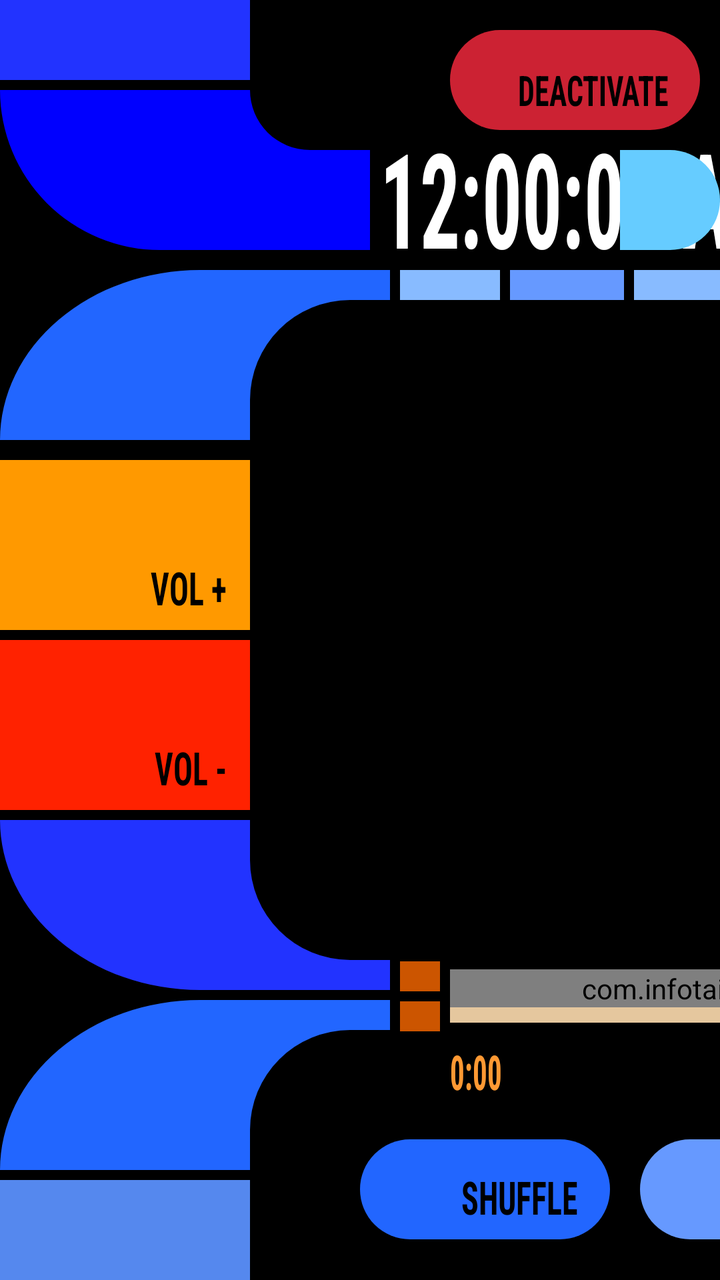
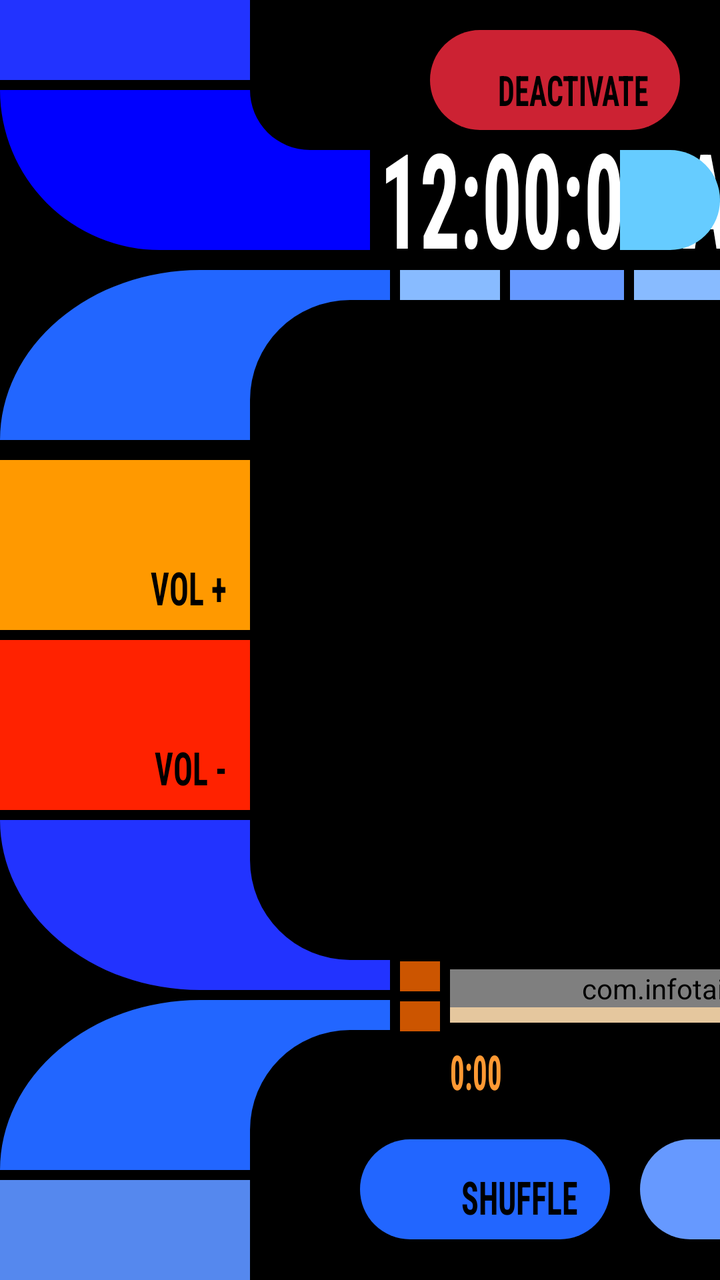

Before-and-after screenshots of an Android layout around one commit, followed by the original layout XML and the change that was made.
<!-- AndroidManifest.xml: application theme Theme.LCARSMusic -->
<!-- res/layout/layout_right_panel.xml -->
<?xml version="1.0" encoding="utf-8"?>
<LinearLayout xmlns:android="http://schemas.android.com/apk/res/android"
    android:layout_width="match_parent"
    android:layout_height="match_parent"
    android:orientation="vertical"
    android:background="#000000">

    <include
        layout="@layout/layout_title_bar"
        android:layout_width="match_parent"
        android:layout_height="wrap_content" />

    <include
        layout="@layout/layout_main_view_container"
        android:layout_width="match_parent"
        android:layout_height="0dp"
        android:layout_weight="1" />

    <include
        layout="@layout/layout_media_controls"
        android:layout_width="match_parent"
        android:layout_height="wrap_content" />

</LinearLayout>
<!-- res/layout/layout_title_bar.xml (included above) -->
<?xml version="1.0" encoding="utf-8"?>
<androidx.constraintlayout.widget.ConstraintLayout xmlns:android="http://schemas.android.com/apk/res/android"
    xmlns:app="http://schemas.android.com/apk/res-auto"
    android:layout_width="match_parent"
    android:layout_height="match_parent"
    android:background="#000000">

    <View
        android:id="@+id/y_bar"
        android:layout_width="125dp"
        android:layout_height="40dp"
        android:layout_marginBottom="5dp"
        android:background="@color/lcars_nemesis_midnight"
        app:layout_constraintStart_toStartOf="parent"
        app:layout_constraintTop_toTopOf="parent"
        app:layout_constraintBottom_toTopOf="@+id/l_shape"
        app:layout_constraintVertical_chainStyle="packed" />

    <ImageView
        android:id="@+id/l_shape"
        android:layout_width="165dp"
        android:layout_height="80dp"
        android:src="@drawable/ic_l_shape"
        app:layout_constraintStart_toStartOf="parent"
        app:layout_constraintTop_toBottomOf="@+id/y_bar"
        app:layout_constraintBottom_toBottomOf="parent" />

    <View
        android:id="@+id/x_bar_initial"
        android:layout_width="20dp"
        android:layout_height="50dp"
        android:background="#0000FF"
        app:layout_constraintBottom_toBottomOf="@+id/l_shape"
        app:layout_constraintHorizontal_weight="1"
        app:layout_constraintStart_toEndOf="@+id/l_shape" />

    <TextClock
        android:id="@+id/tc_time"
        android:layout_width="wrap_content"
        android:layout_height="62sp"
        android:fontFamily="sans-serif-condensed"
        android:format12Hour="hh:mm:ss aa"
        android:gravity="fill_vertical"
        android:includeFontPadding="false"
        android:textAllCaps="true"
        android:textColor="#FFFFFF"
        android:textScaleX="0.6"
        android:textSize="66sp"
        android:textStyle="bold"
        app:layout_constraintBottom_toBottomOf="@+id/x_bar"
        app:layout_constraintStart_toEndOf="@+id/x_bar_initial"
        android:layout_marginStart="5dp"/>

    <View
        android:id="@+id/x_bar"
        android:layout_width="0dp"
        android:layout_height="50dp"
        android:layout_marginStart="5dp"
        android:background="@color/lcars_nemesis_midnight"
        app:layout_constraintWidth_min="50dp"
        app:layout_constraintHorizontal_weight="1"
        app:layout_constraintStart_toEndOf="@+id/tc_time"
        app:layout_constraintEnd_toStartOf="@+id/tv_view_title"
        app:layout_constraintBottom_toBottomOf="@+id/l_shape" />

    <TextView
        android:id="@+id/tv_view_title"
        android:layout_width="wrap_content"
        android:layout_height="62dp"
        android:layout_marginStart="5dp"
        android:paddingTop="-50dp"
        android:text="VIEW TITLE"
        android:textColor="#FFFFFF"
        android:textSize="66sp"
        android:textStyle="bold"
        android:fontFamily="sans-serif-condensed"
        android:textAllCaps="true"
        android:singleLine="true"
        android:ellipsize="end"
        android:textScaleX="0.6"
        android:includeFontPadding="false"
        android:gravity="fill_vertical"
        app:layout_constrainedWidth="true"
        app:layout_constraintStart_toEndOf="@+id/x_bar"
        app:layout_constraintEnd_toStartOf="@+id/tombstone"
        app:layout_constraintBottom_toBottomOf="@+id/x_bar" />

    <View
        android:id="@+id/tombstone"
        android:layout_width="50dp"
        android:layout_height="50dp"
        android:layout_marginStart="5dp"
        android:backgroundTint="#66CCFF"
        android:background="@drawable/bttn_tombstone_right"
        app:layout_constraintStart_toEndOf="@+id/tv_view_title"
        app:layout_constraintEnd_toEndOf="parent"
        app:layout_constraintBottom_toBottomOf="@+id/l_shape" />

    <androidx.appcompat.widget.AppCompatButton
        android:id="@+id/btn_power"
        android:layout_width="125dp"
        android:layout_height="50dp"
        android:layout_marginEnd="10dp"
        android:layout_marginBottom="10dp"
        android:background="@drawable/bg_lcars_pill_button"
        android:backgroundTint="#CC2233"
        android:stateListAnimator="@null"
        android:text="DEACTIVATE"
        android:textColor="#000000"
        android:textSize="21sp"
        android:textScaleX="0.7"
        android:textStyle="bold"
        android:fontFamily="sans-serif-condensed"
        android:gravity="bottom|end"
        android:paddingEnd="16dp"
        android:paddingBottom="6dp"
        app:layout_constraintEnd_toEndOf="parent"
        app:layout_constraintBottom_toTopOf="@+id/tombstone" />

</androidx.constraintlayout.widget.ConstraintLayout>
<!-- res/layout/layout_main_view_container.xml (included above) -->
<?xml version="1.0" encoding="utf-8"?>
<androidx.constraintlayout.widget.ConstraintLayout xmlns:android="http://schemas.android.com/apk/res/android"
    xmlns:app="http://schemas.android.com/apk/res-auto"
    android:layout_width="match_parent"
    android:layout_height="match_parent"
    android:background="#000000">

    <androidx.constraintlayout.widget.Guideline
        android:id="@+id/gl_left_col"
        android:layout_width="wrap_content"
        android:layout_height="wrap_content"
        android:orientation="vertical"
        app:layout_constraintGuide_begin="125dp" />

    <ImageView
        android:id="@+id/l_shape_upper"
        android:layout_width="195dp"
        android:layout_height="85dp"
        android:layout_marginTop="10dp"
        android:src="@drawable/ic_lcars_l_shape_upper_left"
        app:layout_constraintStart_toStartOf="parent"
        app:layout_constraintTop_toTopOf="parent" />

    <LinearLayout
        android:id="@+id/top_borders"
        android:layout_width="0dp"
        android:layout_height="15dp"
        android:layout_marginStart="5dp"
        android:orientation="horizontal"
        app:layout_constraintStart_toEndOf="@+id/l_shape_upper"
        app:layout_constraintEnd_toEndOf="parent"
        app:layout_constraintTop_toTopOf="@+id/l_shape_upper">

        <View
            android:layout_width="50dp"
            android:layout_height="match_parent"
            android:background="#88BBFF"
            android:layout_marginEnd="5dp" />

        <View
            android:layout_width="0dp"
            android:layout_weight="1"
            android:layout_height="match_parent"
            android:background="@color/lcars_nemesis_cool"
            android:layout_marginEnd="5dp" />

        <View
            android:layout_width="0dp"
            android:layout_weight="0.75"
            android:layout_height="match_parent"
            android:background="@color/lcars_nemesis_ghost" />
    </LinearLayout>

    <LinearLayout
        android:id="@+id/left_column_controls"
        android:layout_width="125dp"
        android:layout_height="0dp"
        android:layout_marginTop="5dp"
        android:orientation="vertical"
        app:layout_constraintStart_toStartOf="parent"
        app:layout_constraintTop_toBottomOf="@+id/l_shape_upper"
        app:layout_constraintBottom_toBottomOf="parent">

        <View
            android:layout_width="match_parent"
            android:layout_height="0dp"
            android:layout_weight="1"
            android:layout_marginBottom="5dp"
            android:background="#5588EE" />

        <androidx.appcompat.widget.AppCompatButton
            android:id="@+id/btn_vol_up"
            android:layout_width="match_parent"
            android:layout_height="85dp"
            android:layout_marginBottom="5dp"
            android:background="@color/lcars_classic_golden_orange"
            android:stateListAnimator="@null"
            android:text="VOL +"
            android:textColor="#000000"
            android:textSize="23sp"
            android:textScaleX="0.7"
            android:textStyle="bold"
            android:fontFamily="sans-serif-condensed"
            android:gravity="bottom|end"
            android:paddingEnd="12dp"
            android:paddingBottom="6dp" />

        <androidx.appcompat.widget.AppCompatButton
            android:id="@+id/btn_vol_down"
            android:layout_width="match_parent"
            android:layout_height="85dp"
            android:layout_marginBottom="5dp"
            android:background="@color/lcars_classic_mars"
            android:stateListAnimator="@null"
            android:text="VOL -"
            android:textColor="#000000"
            android:textSize="23sp"
            android:textScaleX="0.7"
            android:textStyle="bold"
            android:fontFamily="sans-serif-condensed"
            android:gravity="bottom|end"
            android:paddingEnd="12dp"
            android:paddingBottom="6dp" />
    </LinearLayout>

    <FrameLayout
        android:id="@+id/main_view_container"
        android:layout_width="0dp"
        android:layout_height="0dp"
        android:layout_marginStart="5dp"
        android:layout_marginTop="5dp"
        app:layout_constraintStart_toEndOf="@+id/gl_left_col"
        app:layout_constraintEnd_toEndOf="parent"
        app:layout_constraintTop_toBottomOf="@+id/top_borders"
        app:layout_constraintBottom_toBottomOf="parent" />

</androidx.constraintlayout.widget.ConstraintLayout>
<!-- res/layout/layout_media_controls.xml (included above) -->
<?xml version="1.0" encoding="utf-8"?>
<androidx.constraintlayout.widget.ConstraintLayout xmlns:android="http://schemas.android.com/apk/res/android"
    xmlns:app="http://schemas.android.com/apk/res-auto"
    android:layout_width="match_parent"
    android:layout_height="wrap_content"
    android:background="#000000">

    <androidx.constraintlayout.widget.Guideline
        android:id="@+id/gl_horizontal_center"
        android:layout_width="wrap_content"
        android:layout_height="wrap_content"
        android:orientation="horizontal"
        app:layout_constraintGuide_begin="88dp" />

    <LinearLayout
        android:id="@+id/l_shapes"
        android:layout_width="wrap_content"
        android:layout_height="wrap_content"
        android:orientation="vertical"
        app:layout_constraintStart_toStartOf="parent"
        app:layout_constraintTop_toTopOf="parent">

        <ImageView
            android:layout_width="195dp"
            android:layout_height="85dp"
            android:src="@drawable/ic_lcars_l_shape_lower_left"
            android:layout_marginBottom="5dp" />
        <ImageView
            android:layout_width="195dp"
            android:layout_height="85dp"
            android:src="@drawable/ic_lcars_l_shape_upper_left" />
    </LinearLayout>

    <LinearLayout
        android:id="@+id/left_spacers"
        android:layout_width="wrap_content"
        android:layout_height="wrap_content"
        android:orientation="vertical"
        android:layout_marginStart="5dp"
        app:layout_constraintStart_toEndOf="@+id/l_shapes"
        app:layout_constraintTop_toTopOf="@+id/gl_horizontal_center"
        app:layout_constraintBottom_toBottomOf="@+id/gl_horizontal_center">

        <View android:layout_width="20dp" android:layout_height="15dp" android:background="#CC5500" android:layout_marginBottom="5dp" />
        <View android:layout_width="20dp" android:layout_height="15dp" android:background="#CC5500" />
    </LinearLayout>

    <LinearLayout
        android:id="@+id/seekbar_container"
        android:layout_width="450dp"
        android:layout_height="wrap_content"
        android:orientation="vertical"
        android:layout_marginStart="5dp"
        app:layout_constraintStart_toEndOf="@+id/left_spacers"
        app:layout_constraintTop_toTopOf="@+id/gl_horizontal_center"
        app:layout_constraintBottom_toBottomOf="@+id/gl_horizontal_center">

        <com.infotainment.lcarsmusic.LCARSMediaSeekBar
            android:id="@+id/playback_seekbar"
            android:layout_width="match_parent"
            android:layout_height="wrap_content"
            app:lcarsFillColor="@color/lcars_nemesis_evening"
            app:lcarsTrackColor="@color/lcars_nemesis_ghost"
            android:progressDrawable="@null" />

        <View
            android:layout_width="match_parent"
            android:layout_height="7.5dp"
            android:background="#E5C79E" />
    </LinearLayout>

    <LinearLayout
        android:id="@+id/timer_container"
        android:layout_width="0dp"
        android:layout_height="wrap_content"
        android:orientation="horizontal"
        android:layout_marginTop="8dp"
        app:layout_constraintStart_toStartOf="@+id/seekbar_container"
        app:layout_constraintEnd_toEndOf="@+id/seekbar_container"
        app:layout_constraintTop_toBottomOf="@+id/seekbar_container">

        <TextView
            android:id="@+id/tv_playback_time"
            android:layout_width="0dp"
            android:layout_height="wrap_content"
            android:layout_weight="1"
            android:text="0:00"
            android:gravity="start"
            android:textColor="#FF9933"
            android:textSize="24sp"
            android:textStyle="bold"
            android:fontFamily="sans-serif-condensed"
            android:textScaleX="0.6" />

        <TextView
            android:id="@+id/tv_track_duration"
            android:layout_width="0dp"
            android:layout_height="wrap_content"
            android:layout_weight="1"
            android:text="4:30"
            android:gravity="center"
            android:textColor="#FF9933"
            android:textSize="24sp"
            android:textStyle="bold"
            android:fontFamily="sans-serif-condensed"
            android:textScaleX="0.6" />

        <TextView
            android:id="@+id/tv_remaining_time"
            android:layout_width="0dp"
            android:layout_height="wrap_content"
            android:layout_weight="1"
            android:text="- 4:30"
            android:gravity="end"
            android:textColor="#FF9933"
            android:textSize="24sp"
            android:textStyle="bold"
            android:fontFamily="sans-serif-condensed"
            android:textScaleX="0.6" />
    </LinearLayout>

    <LinearLayout
        android:id="@+id/right_inner_spacers"
        android:layout_width="wrap_content"
        android:layout_height="wrap_content"
        android:orientation="vertical"
        android:layout_marginStart="5dp"
        app:layout_constraintStart_toEndOf="@+id/seekbar_container"
        app:layout_constraintTop_toTopOf="@+id/gl_horizontal_center"
        app:layout_constraintBottom_toBottomOf="@+id/gl_horizontal_center">

        <View android:layout_width="20dp" android:layout_height="15dp" android:background="#CC5500" android:layout_marginBottom="5dp" />
        <View android:layout_width="20dp" android:layout_height="15dp" android:background="#CC5500" />
    </LinearLayout>

    <LinearLayout
        android:id="@+id/right_outer_spacers"
        android:layout_width="0dp"
        android:layout_height="wrap_content"
        android:orientation="vertical"
        android:layout_marginStart="5dp"
        app:layout_constraintStart_toEndOf="@+id/right_inner_spacers"
        app:layout_constraintEnd_toEndOf="parent"
        app:layout_constraintTop_toTopOf="@+id/gl_horizontal_center"
        app:layout_constraintBottom_toBottomOf="@+id/gl_horizontal_center">

        <View
            android:layout_width="match_parent"
            android:layout_height="15dp"
            android:background="@color/lcars_classic_blue"
            android:layout_marginBottom="5dp" />

        <View
            android:layout_width="match_parent"
            android:layout_height="15dp"
            android:background="@color/lcars_classic_bluey" />
    </LinearLayout>

    <View
        android:id="@+id/left_decorative_block"
        android:layout_width="125dp"
        android:layout_height="50dp"
        android:background="@color/lcars_lower_decks_padd_alpha_blue"
        android:layout_marginTop="5dp"
        app:layout_constraintStart_toStartOf="parent"
        app:layout_constraintTop_toBottomOf="@+id/l_shapes" />

    <LinearLayout
        android:id="@+id/playback_button_row"
        android:layout_width="0dp"
        android:layout_height="wrap_content"
        android:layout_marginStart="55dp"
        android:layout_marginTop="50dp"
        android:layout_marginBottom="16dp"
        android:orientation="horizontal"
        app:layout_constraintBottom_toBottomOf="parent"
        app:layout_constraintEnd_toEndOf="parent"
        app:layout_constraintStart_toEndOf="@+id/left_decorative_block"
        app:layout_constraintTop_toBottomOf="@+id/right_outer_spacers">

        <androidx.appcompat.widget.AppCompatButton
            android:id="@+id/btn_shuffle"
            android:layout_width="125dp"
            android:layout_height="50dp"
            android:layout_marginEnd="15dp"
            android:background="@drawable/bg_lcars_pill_button"
            android:backgroundTint="@color/lcars_nemesis_evening"
            android:fontFamily="sans-serif-condensed"
            android:gravity="bottom|end"
            android:paddingEnd="16dp"
            android:paddingBottom="6dp"
            android:stateListAnimator="@null"
            android:text="SHUFFLE"
            android:textColor="#000000"
            android:textScaleX="0.7"
            android:textSize="23sp"
            android:textStyle="bold" />

        <androidx.appcompat.widget.AppCompatButton
            android:id="@+id/btn_previous"
            android:layout_width="125dp"
            android:layout_height="50dp"
            android:layout_marginEnd="15dp"
            android:background="@drawable/bg_lcars_pill_button"
            android:backgroundTint="@color/lcars_nemesis_cool"
            android:fontFamily="sans-serif-condensed"
            android:gravity="bottom|end"
            android:paddingEnd="16dp"
            android:paddingBottom="6dp"
            android:stateListAnimator="@null"
            android:text="PREV"
            android:textColor="#000000"
            android:textScaleX="0.7"
            android:textSize="23sp"
            android:textStyle="bold" />

        <androidx.appcompat.widget.AppCompatButton
            android:id="@+id/btn_play_pause"
            android:layout_width="125dp"
            android:layout_height="50dp"
            android:layout_marginEnd="15dp"
            android:background="@drawable/bg_lcars_pill_button"
            android:backgroundTint="@color/lcars_lower_decks_padd_beta_blue"
            android:fontFamily="sans-serif-condensed"
            android:gravity="bottom|end"
            android:paddingEnd="16dp"
            android:paddingBottom="6dp"
            android:stateListAnimator="@null"
            android:text="PLAY"
            android:textColor="#000000"
            android:textScaleX="0.7"
            android:textSize="23sp"
            android:textStyle="bold" />

        <androidx.appcompat.widget.AppCompatButton
            android:id="@+id/btn_next"
            android:layout_width="125dp"
            android:layout_height="50dp"
            android:layout_marginEnd="15dp"
            android:background="@drawable/bg_lcars_pill_button"
            android:backgroundTint="@color/lcars_nemesis_cool"
            android:fontFamily="sans-serif-condensed"
            android:gravity="bottom|end"
            android:paddingEnd="16dp"
            android:paddingBottom="6dp"
            android:stateListAnimator="@null"
            android:text="NEXT"
            android:textColor="#000000"
            android:textScaleX="0.7"
            android:textSize="23sp"
            android:textStyle="bold" />

        <androidx.appcompat.widget.AppCompatButton
            android:id="@+id/btn_loop"
            android:layout_width="125dp"
            android:layout_height="50dp"
            android:background="@drawable/bg_lcars_pill_button"
            android:backgroundTint="@color/lcars_nemesis_evening"
            android:fontFamily="sans-serif-condensed"
            android:gravity="bottom|end"
            android:paddingEnd="16dp"
            android:paddingBottom="6dp"
            android:stateListAnimator="@null"
            android:text="LOOP"
            android:textColor="#000000"
            android:textScaleX="0.67"
            android:textSize="23sp"
            android:textStyle="bold" />
    </LinearLayout>

</androidx.constraintlayout.widget.ConstraintLayout>
<!-- resources referenced by this layout -->
<resources>
  <color name="lcars_classic_blue">#5566ff</color>
  <color name="lcars_classic_bluey">#8899ff</color>
  <color name="lcars_classic_golden_orange">#ff9900</color>
  <color name="lcars_classic_mars">#ff2200</color>
  <color name="lcars_lower_decks_padd_alpha_blue">#5588ee</color>
  <color name="lcars_lower_decks_padd_beta_blue">#7799dd</color>
  <color name="lcars_nemesis_cool">#6699ff</color>
  <color name="lcars_nemesis_evening">#2266ff</color>
  <color name="lcars_nemesis_ghost">#88bbff</color>
  <color name="lcars_nemesis_midnight">#2233ff</color>
  <!-- drawable bg_lcars_pill_button (drawable) -->
  <?xml version="1.0" encoding="utf-8"?>
  <shape xmlns:android="http://schemas.android.com/apk/res/android"
      android:shape="rectangle">
      <corners android:radius="50dp" />
  </shape>
  <!-- drawable bttn_tombstone_right (drawable) -->
  <?xml version="1.0" encoding="utf-8"?>
  <shape xmlns:android="http://schemas.android.com/apk/res/android"
      android:shape="rectangle">
      <solid android:color="#FFFFFF" />
      <corners
          android:topLeftRadius="0dp"
          android:bottomLeftRadius="0dp"
          android:topRightRadius="999dp"
          android:bottomRightRadius="999dp" />
  </shape>
  <!-- drawable ic_l_shape (drawable) -->
  <?xml version="1.0" encoding="utf-8"?>
  <vector xmlns:android="http://schemas.android.com/apk/res/android"
      android:width="165dp"
      android:height="80dp"
      android:viewportWidth="165"
      android:viewportHeight="80">
  
      
      <path
          android:fillColor="#0000FF"
          android:pathData="M 0,0 L 125,0 A 30,30 0 0,0 155,30 L 165,30 L 165,80 L 80,80 A 80,80 0 0,1 0,0 Z" />
  </vector>
  <!-- drawable ic_lcars_l_shape_lower_left (drawable) -->
  <?xml version="1.0" encoding="utf-8"?>
  <vector xmlns:android="http://schemas.android.com/apk/res/android"
      android:width="195dp"
      android:height="85dp"
      android:viewportWidth="195"
      android:viewportHeight="85">
  
      <path
          android:fillColor="@color/lcars_nemesis_midnight"
          android:pathData="M 0,0 L 125,0 L 125,20 A 50,50 0 0,0 175,70 L 195,70 L 195,85 L 100,85 A 100,85 0 0,1 0,0 Z" />
  </vector>
  <!-- drawable ic_lcars_l_shape_upper_left (drawable) -->
  <?xml version="1.0" encoding="utf-8"?>
  <vector xmlns:android="http://schemas.android.com/apk/res/android"
      android:width="195dp"
      android:height="85dp"
      android:viewportWidth="195"
      android:viewportHeight="85">
  
      <path
          android:fillColor="@color/lcars_nemesis_evening"
          android:pathData="M 0,85 A 100,85 0 0,1 100,0 L 195,0 L 195,15 L 175,15 A 50,50 0 0,0 125,65 L 125,85 Z" />
  </vector>
  <style name="Theme.LCARSMusic" parent="Theme.MaterialComponents.DayNight.NoActionBar">
          
          <item name="colorPrimary">@color/purple_500</item>
          <item name="colorPrimaryVariant">@color/purple_700</item>
          <item name="colorOnPrimary">@color/white</item>
          
          <item name="colorSecondary">@color/teal_200</item>
          <item name="colorSecondaryVariant">@color/teal_700</item>
          <item name="colorOnSecondary">@color/black</item>
          
          <item name="android:statusBarColor">?attr/colorPrimaryVariant</item>
          
      </style>
  <color name="purple_500">#FF6200EE</color>
  <color name="purple_700">#FF3700B3</color>
  <color name="white">#FFFFFFFF</color>
  <color name="teal_200">#FF03DAC5</color>
  <color name="teal_700">#FF018786</color>
  <color name="black">#FF000000</color>
</resources>

<!-- the commit's change to res/layout/layout_right_panel.xml (unified diff, before → after) -->
@@ -1,34 +1,39 @@
-<?xml version="1.0" encoding="utf-8"?>
-<LinearLayout xmlns:android="http://schemas.android.com/apk/res/android"
-    android:layout_width="match_parent"
-    android:layout_height="match_parent"
-    android:orientation="vertical"
-    android:background="#000000">
-
-    <include
-        layout="@layout/layout_title_bar"
-        android:layout_width="match_parent"
-        android:layout_height="wrap_content" />
-
-    <include
-        layout="@layout/layout_main_view_container"
-        android:layout_width="match_parent"
-        android:layout_height="0dp"
-        android:layout_weight="1" />
-
-    <include
-        layout="@layout/layout_media_controls"
-        android:layout_width="match_parent"
-        android:layout_height="wrap_content" />
-
-</LinearLayout>
-<!-- res/layout/layout_title_bar.xml (included above) -->
 <?xml version="1.0" encoding="utf-8"?>
 <androidx.constraintlayout.widget.ConstraintLayout xmlns:android="http://schemas.android.com/apk/res/android"
     xmlns:app="http://schemas.android.com/apk/res-auto"
     android:layout_width="match_parent"
     android:layout_height="match_parent"
     android:background="#000000">
+
+    <include
+        android:id="@+id/inc_title_bar"
+        layout="@layout/layout_title_bar"
+        android:layout_width="match_parent"
+        android:layout_height="wrap_content"
+        app:layout_constraintTop_toTopOf="parent" />
+
+    <include
+        android:id="@+id/inc_main_view"
+        layout="@layout/layout_main_view_container"
+        android:layout_width="match_parent"
+        android:layout_height="0dp"
+        app:layout_constraintTop_toBottomOf="@+id/inc_title_bar"
+        app:layout_constraintBottom_toBottomOf="parent" />
+
+    <include
+        android:id="@+id/inc_media_controls"
+        layout="@layout/layout_media_controls"
+        android:layout_width="match_parent"
+        android:layout_height="wrap_content"
+        app:layout_constraintBottom_toBottomOf="parent" />
+
+</androidx.constraintlayout.widget.ConstraintLayout>
+<!-- res/layout/layout_title_bar.xml (included above) -->
+<?xml version="1.0" encoding="utf-8"?>
+<androidx.constraintlayout.widget.ConstraintLayout xmlns:android="http://schemas.android.com/apk/res/android"
+    xmlns:app="http://schemas.android.com/apk/res-auto"
+    android:layout_width="match_parent"
+    android:layout_height="match_parent">
 
     <View
         android:id="@+id/y_bar"
@@ -125,7 +130,7 @@
         android:id="@+id/btn_power"
         android:layout_width="125dp"
         android:layout_height="50dp"
-        android:layout_marginEnd="10dp"
+        android:layout_marginEnd="20dp"
         android:layout_marginBottom="10dp"
         android:background="@drawable/bg_lcars_pill_button"
         android:backgroundTint="#CC2233"
@@ -202,6 +207,7 @@
         android:layout_width="125dp"
         android:layout_height="0dp"
         android:layout_marginTop="5dp"
+        android:layout_marginBottom="230dp"
         android:orientation="vertical"
         app:layout_constraintStart_toStartOf="parent"
         app:layout_constraintTop_toBottomOf="@+id/l_shape_upper"
@@ -255,6 +261,7 @@
         android:layout_height="0dp"
         android:layout_marginStart="5dp"
         android:layout_marginTop="5dp"
+        android:layout_marginBottom="170dp"
         app:layout_constraintStart_toEndOf="@+id/gl_left_col"
         app:layout_constraintEnd_toEndOf="parent"
         app:layout_constraintTop_toBottomOf="@+id/top_borders"
@@ -266,8 +273,7 @@
 <androidx.constraintlayout.widget.ConstraintLayout xmlns:android="http://schemas.android.com/apk/res/android"
     xmlns:app="http://schemas.android.com/apk/res-auto"
     android:layout_width="match_parent"
-    android:layout_height="wrap_content"
-    android:background="#000000">
+    android:layout_height="wrap_content">
 
     <androidx.constraintlayout.widget.Guideline
         android:id="@+id/gl_horizontal_center"
